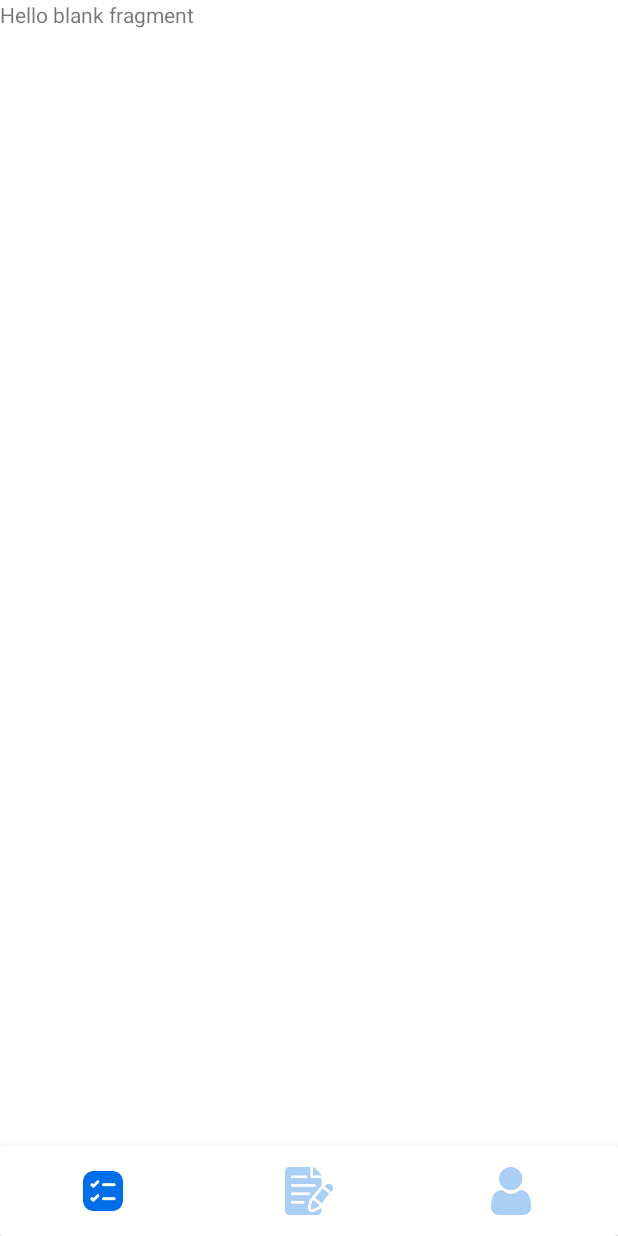
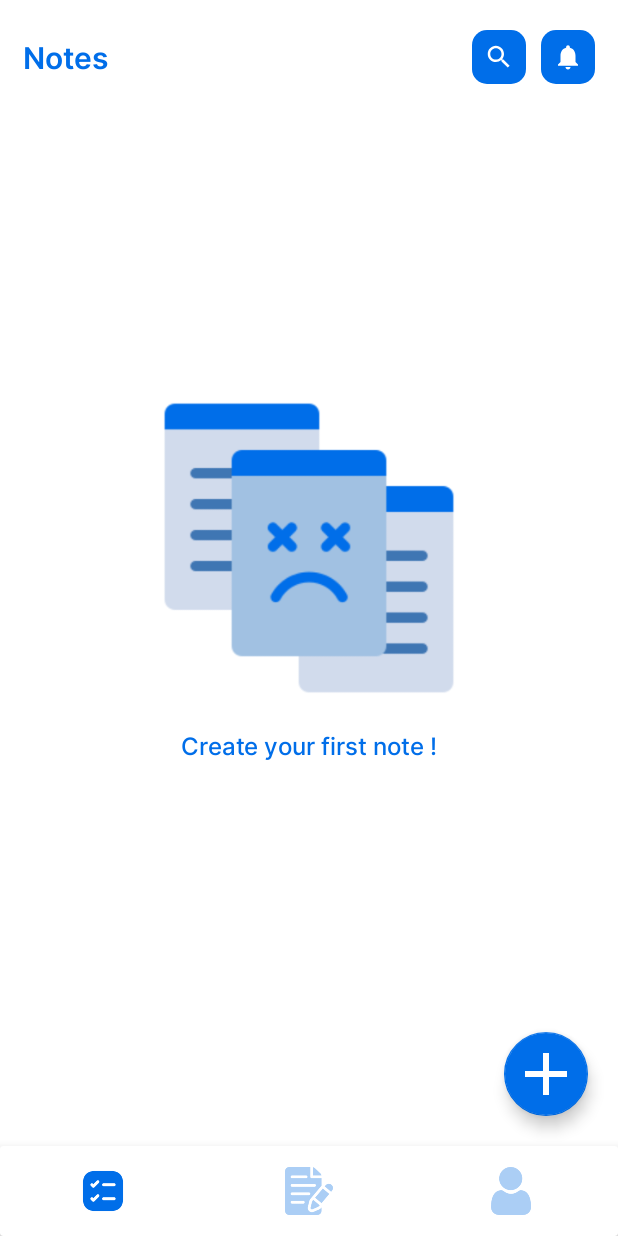
Before and after one commit to saoudiabderraouf/notes-tasks-app, an Android app: the fragment NotesFrag placed in its activity, on a phone screen of 412 x 824 dp. Run offline under Robolectric (Android 15) with nearby library versions, the phone set to English and light mode, and no system bars.

Commit message:
adding notes_fragment

```diff
--- a/app/src/main/AndroidManifest.xml
+++ b/app/src/main/AndroidManifest.xml
@@ -9,6 +9,15 @@
         android:roundIcon="@mipmap/ic_launcher_round"
         android:supportsRtl="true"
         android:theme="@style/Theme.NotesTasksApp">
+        <activity
+            android:name=".ui.notes.SearchNoteAct"
+            android:exported="true" />
+        <activity
+            android:name=".ui.notes.NotesNotificationsAct"
+            android:exported="true" />
+        <activity
+            android:name=".ui.notes.AddNoteAct"
+            android:exported="true" />
         <activity
             android:name=".ui.MainAct"
             android:exported="true" />
--- a/app/src/main/java/com/notestasksapp/ui/frags/NotesFrag.kt
+++ b/app/src/main/java/com/notestasksapp/ui/frags/NotesFrag.kt
@@ -1,60 +1,45 @@
 package com.notestasksapp.ui.frags
 
+import android.content.Intent
 import android.os.Bundle
 import androidx.fragment.app.Fragment
 import android.view.LayoutInflater
 import android.view.View
 import android.view.ViewGroup
+import androidx.recyclerview.widget.LinearLayoutManager
 import com.notestasksapp.R
+import com.notestasksapp.ui.notes.AddNoteAct
+import com.notestasksapp.ui.notes.NotesNotificationsAct
+import com.notestasksapp.ui.notes.SearchNoteAct
+import kotlinx.android.synthetic.main.frag_notes.view.*
 
-// TODO: Rename parameter arguments, choose names that match
-// the fragment initialization parameters, e.g. ARG_ITEM_NUMBER
-private const val ARG_PARAM1 = "param1"
-private const val ARG_PARAM2 = "param2"
+class NotesFrag : Fragment() {
 
-/**
- * A simple [Fragment] subclass.
- * Use the [NotesFrag.newInstance] factory method to
- * create an instance of this fragment.
- */
-class NotesFrag : Fragment() {
-    // TODO: Rename and change types of parameters
-    private var param1: String? = null
-    private var param2: String? = null
+    private lateinit var mView: View
 
-    override fun onCreate(savedInstanceState: Bundle?) {
-        super.onCreate(savedInstanceState)
-        arguments?.let {
-            param1 = it.getString(ARG_PARAM1)
-            param2 = it.getString(ARG_PARAM2)
+    override fun onCreateView(inflater: LayoutInflater, container: ViewGroup?, savedInstanceState: Bundle?): View? {
+        mView = inflater.inflate(R.layout.frag_notes, container, false)
+
+        initialization()
+
+        mView.search_btn.setOnClickListener {
+            startActivity(Intent(requireContext(), SearchNoteAct::class.java))
         }
+
+        mView.notifications_btn.setOnClickListener {
+            startActivity(Intent(requireContext(), NotesNotificationsAct::class.java))
+        }
+
+        mView.add_note_btn.setOnClickListener {
+            startActivity(Intent(requireContext(), AddNoteAct::class.java))
+        }
+
+        return mView
     }
 
-    override fun onCreateView(
-        inflater: LayoutInflater, container: ViewGroup?,
-        savedInstanceState: Bundle?
-    ): View? {
-        // Inflate the layout for this fragment
-        return inflater.inflate(R.layout.frag_notes, container, false)
+    private fun initialization() {
+        mView.notes_list.layoutManager = LinearLayoutManager(requireContext())
+        mView.notes_list.setHasFixedSize(true)
     }
 
-    companion object {
-        /**
-         * Use this factory method to create a new instance of
-         * this fragment using the provided parameters.
-         *
-         * @param param1 Parameter 1.
-         * @param param2 Parameter 2.
-         * @return A new instance of fragment NotesFrag.
-         */
-        // TODO: Rename and change types and number of parameters
-        @JvmStatic
-        fun newInstance(param1: String, param2: String) =
-            NotesFrag().apply {
-                arguments = Bundle().apply {
-                    putString(ARG_PARAM1, param1)
-                    putString(ARG_PARAM2, param2)
-                }
-            }
-    }
 }
--- /dev/null
+++ b/app/src/main/java/com/notestasksapp/ui/notes/AddNoteAct.kt
@@ -0,0 +1,12 @@
+package com.notestasksapp.ui.notes
+
+import androidx.appcompat.app.AppCompatActivity
+import android.os.Bundle
+import com.notestasksapp.R
+
+class AddNoteAct : AppCompatActivity() {
+    override fun onCreate(savedInstanceState: Bundle?) {
+        super.onCreate(savedInstanceState)
+        setContentView(R.layout.act_add_note)
+    }
+}
--- /dev/null
+++ b/app/src/main/java/com/notestasksapp/ui/notes/NotesNotificationsAct.kt
@@ -0,0 +1,12 @@
+package com.notestasksapp.ui.notes
+
+import androidx.appcompat.app.AppCompatActivity
+import android.os.Bundle
+import com.notestasksapp.R
+
+class NotesNotificationsAct : AppCompatActivity() {
+    override fun onCreate(savedInstanceState: Bundle?) {
+        super.onCreate(savedInstanceState)
+        setContentView(R.layout.act_notes_notifications)
+    }
+}
--- /dev/null
+++ b/app/src/main/java/com/notestasksapp/ui/notes/SearchNoteAct.kt
@@ -0,0 +1,12 @@
+package com.notestasksapp.ui.notes
+
+import androidx.appcompat.app.AppCompatActivity
+import android.os.Bundle
+import com.notestasksapp.R
+
+class SearchNoteAct : AppCompatActivity() {
+    override fun onCreate(savedInstanceState: Bundle?) {
+        super.onCreate(savedInstanceState)
+        setContentView(R.layout.act_search_note)
+    }
+}
--- /dev/null
+++ b/app/src/main/res/drawable/ic_add.xml
@@ -0,0 +1,5 @@
+<vector android:height="48dp" android:tint="#FFFFFF"
+    android:viewportHeight="24" android:viewportWidth="24"
+    android:width="48dp" xmlns:android="http://schemas.android.com/apk/res/android">
+    <path android:fillColor="@android:color/white" android:pathData="M19,13h-6v6h-2v-6H5v-2h6V5h2v6h6v2z"/>
+</vector>
--- /dev/null
+++ b/app/src/main/res/drawable/ic_notifications.xml
@@ -0,0 +1,5 @@
+<vector android:height="48dp" android:tint="#FFFFFF"
+    android:viewportHeight="24" android:viewportWidth="24"
+    android:width="48dp" xmlns:android="http://schemas.android.com/apk/res/android">
+    <path android:fillColor="@android:color/white" android:pathData="M12,22c1.1,0 2,-0.9 2,-2h-4c0,1.1 0.89,2 2,2zM18,16v-5c0,-3.07 -1.64,-5.64 -4.5,-6.32L13.5,4c0,-0.83 -0.67,-1.5 -1.5,-1.5s-1.5,0.67 -1.5,1.5v0.68C7.63,5.36 6,7.92 6,11v5l-2,2v1h16v-1l-2,-2z"/>
+</vector>
--- /dev/null
+++ b/app/src/main/res/drawable/ic_search.xml
@@ -0,0 +1,5 @@
+<vector android:height="48dp" android:tint="#FFFFFF"
+    android:viewportHeight="24" android:viewportWidth="24"
+    android:width="48dp" xmlns:android="http://schemas.android.com/apk/res/android">
+    <path android:fillColor="@android:color/white" android:pathData="M15.5,14h-0.79l-0.28,-0.27C15.41,12.59 16,11.11 16,9.5 16,5.91 13.09,3 9.5,3S3,5.91 3,9.5 5.91,16 9.5,16c1.61,0 3.09,-0.59 4.23,-1.57l0.27,0.28v0.79l5,4.99L20.49,19l-4.99,-5zM9.5,14C7.01,14 5,11.99 5,9.5S7.01,5 9.5,5 14,7.01 14,9.5 11.99,14 9.5,14z"/>
+</vector>
--- /dev/null
+++ b/app/src/main/res/layout/act_add_note.xml
@@ -0,0 +1,9 @@
+<?xml version="1.0" encoding="utf-8"?>
+<androidx.constraintlayout.widget.ConstraintLayout xmlns:android="http://schemas.android.com/apk/res/android"
+    xmlns:app="http://schemas.android.com/apk/res-auto"
+    xmlns:tools="http://schemas.android.com/tools"
+    android:layout_width="match_parent"
+    android:layout_height="match_parent"
+    tools:context=".ui.notes.AddNoteAct">
+
+</androidx.constraintlayout.widget.ConstraintLayout>
--- /dev/null
+++ b/app/src/main/res/layout/act_notes_notifications.xml
@@ -0,0 +1,9 @@
+<?xml version="1.0" encoding="utf-8"?>
+<androidx.constraintlayout.widget.ConstraintLayout xmlns:android="http://schemas.android.com/apk/res/android"
+    xmlns:app="http://schemas.android.com/apk/res-auto"
+    xmlns:tools="http://schemas.android.com/tools"
+    android:layout_width="match_parent"
+    android:layout_height="match_parent"
+    tools:context=".ui.notes.NotesNotificationsAct">
+
+</androidx.constraintlayout.widget.ConstraintLayout>
--- /dev/null
+++ b/app/src/main/res/layout/act_search_note.xml
@@ -0,0 +1,9 @@
+<?xml version="1.0" encoding="utf-8"?>
+<androidx.constraintlayout.widget.ConstraintLayout xmlns:android="http://schemas.android.com/apk/res/android"
+    xmlns:app="http://schemas.android.com/apk/res-auto"
+    xmlns:tools="http://schemas.android.com/tools"
+    android:layout_width="match_parent"
+    android:layout_height="match_parent"
+    tools:context=".ui.notes.SearchNoteAct">
+
+</androidx.constraintlayout.widget.ConstraintLayout>
--- a/app/src/main/res/layout/frag_notes.xml
+++ b/app/src/main/res/layout/frag_notes.xml
@@ -1,14 +1,107 @@
 <?xml version="1.0" encoding="utf-8"?>
-<FrameLayout xmlns:android="http://schemas.android.com/apk/res/android"
+<RelativeLayout
+    xmlns:android="http://schemas.android.com/apk/res/android"
     xmlns:tools="http://schemas.android.com/tools"
     android:layout_width="match_parent"
     android:layout_height="match_parent"
+    xmlns:app="http://schemas.android.com/apk/res-auto"
+    android:background="#FFFFFF"
     tools:context=".ui.frags.NotesFrag">
 
-    <!-- TODO: Update blank fragment layout -->
-    <TextView
+    <RelativeLayout
+        android:id="@+id/top_bar"
         android:layout_width="match_parent"
-        android:layout_height="match_parent"
-        android:text="@string/hello_blank_fragment" />
+        android:layout_height="wrap_content"
+        android:layout_alignParentTop="true"
+        android:layout_marginHorizontal="15dp"
+        android:layout_marginTop="20dp">
 
-</FrameLayout>
+        <TextView
+            android:layout_width="wrap_content"
+            android:layout_height="wrap_content"
+            android:layout_alignParentStart="true"
+            android:layout_centerVertical="true"
+            android:fontFamily="@font/inter_600"
+            android:text="Notes"
+            android:textSize="20sp"
+            android:textColor="#006EE9"/>
+
+        <RelativeLayout
+            android:id="@+id/search_btn"
+            android:layout_width="36dp"
+            android:layout_height="36dp"
+            android:layout_toStartOf="@id/notifications_btn"
+            android:layout_centerVertical="true"
+            android:layout_marginEnd="10dp"
+            android:background="@drawable/_rounded_blue_10dp">
+
+            <ImageView
+                android:layout_width="20dp"
+                android:layout_height="20dp"
+                android:layout_centerInParent="true"
+                android:src="@drawable/ic_search"/>
+
+        </RelativeLayout>
+
+        <RelativeLayout
+            android:id="@+id/notifications_btn"
+            android:layout_width="36dp"
+            android:layout_height="36dp"
+            android:layout_alignParentEnd="true"
+            android:layout_centerVertical="true"
+            android:background="@drawable/_rounded_blue_10dp">
+
+            <ImageView
+                android:layout_width="20dp"
+                android:layout_height="20dp"
+                android:layout_centerInParent="true"
+                android:src="@drawable/ic_notifications"/>
+
+        </RelativeLayout>
+
+    </RelativeLayout>
+
+    <androidx.recyclerview.widget.RecyclerView
+        android:id="@+id/notes_list"
+        android:layout_width="match_parent"
+        android:layout_height="wrap_content"
+        android:layout_below="@id/top_bar"/>
+
+    <LinearLayout
+        android:id="@+id/empty_list_layout"
+        android:layout_width="wrap_content"
+        android:layout_height="wrap_content"
+        android:layout_centerInParent="true"
+        android:gravity="center"
+        android:orientation="vertical">
+
+        <ImageView
+            android:layout_width="220dp"
+            android:layout_height="220dp"
+            android:src="@drawable/empty_notes"/>
+
+        <TextView
+            android:layout_width="wrap_content"
+            android:layout_height="wrap_content"
+            android:layout_marginTop="10dp"
+            android:fontFamily="@font/inter_500"
+            android:text="Create your first note !"
+            android:textSize="16sp"
+            android:textColor="#006EE9"/>
+
+    </LinearLayout>
+
+    <com.google.android.material.floatingactionbutton.FloatingActionButton
+        android:id="@+id/add_note_btn"
+        android:layout_width="70dp"
+        android:layout_height="70dp"
+        android:layout_alignParentBottom="true"
+        android:layout_alignParentEnd="true"
+        android:layout_marginEnd="20dp"
+        android:layout_marginBottom="20dp"
+        app:backgroundTint="#006EE9"
+        app:maxImageSize="48dp"
+        android:src="@drawable/ic_add"
+        app:tint="#FFFFFF"/>
+
+</RelativeLayout>
```
Also changed, not shown: app/src/main/res/drawable/empty_notes.png (added), app/src/main/res/drawable/empty_tasks.png (added).
